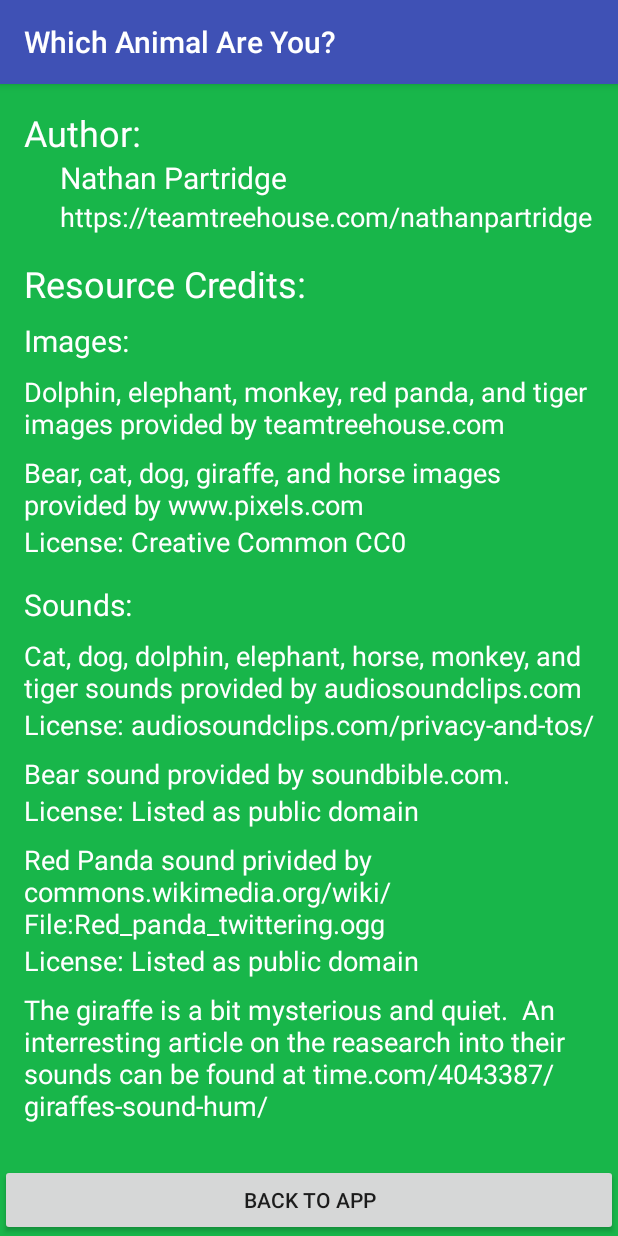
After one commit to nathanpart/WhichAnimalAreYou, an Android app: the AboutActivity screen opened directly, with no data from a screen before it, on a phone screen of 412 x 824 dp. The commit adds this screen. Run offline under Robolectric (Android 15) with nearby library versions, the phone set to English and light mode, and no system bars.

Commit message:
Added credits, Polished the app

```diff
--- a/app/src/main/java/partridge/nathan/whichanimalareyou/SpinAdapter.java
+++ b/app/src/main/java/partridge/nathan/whichanimalareyou/adapters/SpinAdapter.java
@@ -1,4 +1,4 @@
-package partridge.nathan.whichanimalareyou;
+package partridge.nathan.whichanimalareyou.adapters;
 
 import android.annotation.SuppressLint;
 import android.content.Context;
--- /dev/null
+++ b/app/src/main/java/partridge/nathan/whichanimalareyou/ui/activities/AboutActivity.java
@@ -0,0 +1,23 @@
+package partridge.nathan.whichanimalareyou.ui.activities;
+
+import android.content.Intent;
+import android.support.v7.app.AppCompatActivity;
+import android.os.Bundle;
+import android.widget.Button;
+
+import partridge.nathan.whichanimalareyou.R;
+
+public class AboutActivity extends AppCompatActivity {
+
+    @Override
+    protected void onCreate(Bundle savedInstanceState) {
+        super.onCreate(savedInstanceState);
+        setContentView(R.layout.activity_about);
+
+        Button aboutButton = findViewById(R.id.about_button);
+        aboutButton.setOnClickListener(v -> {
+            Intent intent = new Intent(this, MainActivity.class);
+            startActivity(intent);
+        });
+    }
+}
--- /dev/null
+++ b/app/src/main/java/partridge/nathan/whichanimalareyou/ui/application/YouAreApplication.java
@@ -0,0 +1,52 @@
+package partridge.nathan.whichanimalareyou.ui.application;
+
+
+import android.app.Activity;
+import android.app.Application;
+import android.content.pm.ActivityInfo;
+import android.os.Bundle;
+
+public class YouAreApplication extends Application{
+
+    @Override
+    public void onCreate() {
+        super.onCreate();
+        registerActivityLifecycleCallbacks(new ActivityLifecycleCallbacks() {
+            @Override
+            public void onActivityCreated(Activity activity, Bundle bundle) {
+                activity.setRequestedOrientation(ActivityInfo.SCREEN_ORIENTATION_PORTRAIT);
+            }
+
+            @Override
+            public void onActivityStarted(Activity activity) {
+
+            }
+
+            @Override
+            public void onActivityResumed(Activity activity) {
+
+            }
+
+            @Override
+            public void onActivityPaused(Activity activity) {
+
+            }
+
+            @Override
+            public void onActivityStopped(Activity activity) {
+
+            }
+
+            @Override
+            public void onActivitySaveInstanceState(Activity activity, Bundle bundle) {
+
+            }
+
+            @Override
+            public void onActivityDestroyed(Activity activity) {
+
+            }
+        });
+
+    }
+}
--- /dev/null
+++ b/app/src/main/res/layout/activity_about.xml
@@ -0,0 +1,214 @@
+<?xml version="1.0" encoding="utf-8"?>
+<android.support.constraint.ConstraintLayout
+    xmlns:android="http://schemas.android.com/apk/res/android"
+    xmlns:app="http://schemas.android.com/apk/res-auto"
+    xmlns:tools="http://schemas.android.com/tools"
+    android:layout_width="match_parent"
+    android:layout_height="match_parent"
+    android:background="#18b64a"
+    tools:context="partridge.nathan.whichanimalareyou.ui.activities.AboutActivity">
+
+
+    <ScrollView
+        android:id="@+id/about_scoller"
+        android:layout_width="0dp"
+        android:layout_height="0dp"
+        android:layout_marginBottom="8dp"
+        android:layout_marginEnd="8dp"
+        android:layout_marginStart="8dp"
+        android:layout_marginTop="8dp"
+        app:layout_constraintBottom_toTopOf="@+id/about_button"
+        app:layout_constraintEnd_toEndOf="parent"
+        app:layout_constraintStart_toStartOf="parent"
+        app:layout_constraintTop_toTopOf="parent">
+
+        <LinearLayout
+            android:layout_width="match_parent"
+            android:layout_height="wrap_content"
+            android:orientation="vertical">
+
+            <TextView
+                android:id="@+id/textView"
+                android:layout_width="wrap_content"
+                android:layout_height="wrap_content"
+                android:layout_marginLeft="8dp"
+                android:layout_marginStart="8dp"
+                android:layout_marginTop="8dp"
+                android:text="Author:"
+                android:textColor="#ffffffff"
+                android:textSize="24sp"/>
+
+            <TextView
+                android:id="@+id/textView3"
+                android:layout_width="wrap_content"
+                android:layout_height="wrap_content"
+                android:layout_marginLeft="32dp"
+                android:layout_marginStart="32dp"
+                android:text="Nathan Partridge"
+                android:textColor="#ffff"
+                android:textSize="20sp"/>
+
+            <TextView
+                android:id="@+id/textView2"
+                android:layout_width="wrap_content"
+                android:layout_height="wrap_content"
+                android:layout_marginLeft="32dp"
+                android:layout_marginStart="32dp"
+                android:text="https://teamtreehouse.com/nathanpartridge"
+                android:textColor="#ffffffff"
+                android:textSize="18sp"/>
+
+            <TextView
+                android:id="@+id/textView4"
+                android:layout_width="wrap_content"
+                android:layout_height="wrap_content"
+                android:layout_marginLeft="8dp"
+                android:layout_marginStart="8dp"
+                android:layout_marginTop="16dp"
+                android:text="Resource Credits:"
+                android:textColor="#ffff"
+                android:textSize="24sp"/>
+
+            <TextView
+                android:id="@+id/textView5"
+                android:layout_width="wrap_content"
+                android:layout_height="wrap_content"
+                android:layout_marginLeft="8dp"
+                android:layout_marginStart="8dp"
+                android:layout_marginTop="8dp"
+                android:text="Images:"
+                android:textColor="#ffff"
+                android:textSize="20sp"
+                tools:text="Images:"/>
+
+            <TextView
+                android:id="@+id/textView6"
+                android:layout_width="wrap_content"
+                android:layout_height="wrap_content"
+                android:layout_marginStart="8dp"
+                android:layout_marginTop="8dp"
+                android:text="Dolphin, elephant, monkey, red panda, and tiger images provided by teamtreehouse.com"
+                android:textColor="#ffff"
+                android:textSize="18sp"
+                android:layout_marginLeft="8dp"/>
+
+            <TextView
+                android:id="@+id/textView7"
+                android:layout_width="wrap_content"
+                android:layout_height="wrap_content"
+                android:layout_marginLeft="8dp"
+                android:layout_marginStart="8dp"
+                android:layout_marginTop="8dp"
+                android:text="Bear, cat, dog, giraffe, and horse images provided by www.pixels.com"
+                android:textColor="#ffff"
+                android:textSize="18sp"/>
+
+            <TextView
+                android:id="@+id/textView77"
+                android:layout_width="wrap_content"
+                android:layout_height="wrap_content"
+                android:layout_marginLeft="8dp"
+                android:layout_marginStart="8dp"
+                android:text="License: Creative Common CC0"
+                android:textColor="#ffff"
+                android:textSize="18sp"/>
+
+
+            <TextView
+                android:id="@+id/textView8"
+                android:layout_width="wrap_content"
+                android:layout_height="wrap_content"
+                android:layout_marginLeft="8dp"
+                android:layout_marginStart="8dp"
+                android:layout_marginTop="16dp"
+                android:text="Sounds:"
+                android:textColor="#ffff"
+                android:textSize="20sp"/>
+
+            <TextView
+                android:id="@+id/textView9"
+                android:layout_width="wrap_content"
+                android:layout_height="wrap_content"
+                android:layout_marginLeft="8dp"
+                android:layout_marginStart="8dp"
+                android:layout_marginTop="8dp"
+                android:text="Cat, dog, dolphin, elephant, horse, monkey, and tiger sounds provided by audiosoundclips.com"
+                android:textColor="@android:color/white"
+                android:textSize="18sp"/>
+
+            <TextView
+                android:layout_width="wrap_content"
+                android:layout_height="wrap_content"
+                android:layout_marginLeft="8dp"
+                android:layout_marginStart="8dp"
+                android:textColor="@android:color/white"
+                android:textSize="18sp"
+                android:text="License: audiosoundclips.com/privacy-and-tos/"/>
+
+
+            <TextView
+                android:id="@+id/textView10"
+                android:layout_width="wrap_content"
+                android:layout_height="wrap_content"
+                android:layout_marginLeft="8dp"
+                android:layout_marginStart="8dp"
+                android:layout_marginTop="8dp"
+                android:text="Bear sound provided by soundbible.com."
+                android:textColor="@android:color/white"
+                android:textSize="18sp"/>
+
+            <TextView
+                android:id="@+id/textView47"
+                android:layout_width="wrap_content"
+                android:layout_height="wrap_content"
+                android:layout_marginLeft="8dp"
+                android:layout_marginStart="8dp"
+                android:text="License: Listed as public domain"
+                android:textColor="#ffff"
+                android:textSize="18sp"/>
+
+            <TextView
+                android:id="@+id/textView11"
+                android:layout_width="wrap_content"
+                android:layout_height="wrap_content"
+                android:layout_marginLeft="8dp"
+                android:layout_marginStart="8dp"
+                android:layout_marginTop="8dp"
+                android:text="Red Panda sound privided by commons.wikimedia.org/wiki/File:Red_panda_twittering.ogg"
+                android:textColor="@android:color/white"
+                android:textSize="18sp"/>
+
+            <TextView
+                android:id="@+id/textView723"
+                android:layout_width="wrap_content"
+                android:layout_height="wrap_content"
+                android:layout_marginLeft="8dp"
+                android:layout_marginStart="8dp"
+                android:text="License: Listed as public domain"
+                android:textColor="#ffff"
+                android:textSize="18sp"/>
+
+
+            <TextView
+                android:id="@+id/textView12"
+                android:layout_width="wrap_content"
+                android:layout_height="wrap_content"
+                android:layout_marginLeft="8dp"
+                android:layout_marginStart="8dp"
+                android:layout_marginTop="8dp"
+                android:text="The giraffe is a bit mysterious and quiet.  An interresting article on the reasearch into their sounds can be found at time.com/4043387/giraffes-sound-hum/"
+                android:textColor="@android:color/white"
+                android:textSize="18sp"/>
+
+        </LinearLayout>
+    </ScrollView>
+
+    <Button
+        android:id="@+id/about_button"
+        android:layout_width="match_parent"
+        android:layout_height="wrap_content"
+        android:text="Back to App"
+        app:layout_constraintBottom_toBottomOf="parent"
+        app:layout_constraintTop_toBottomOf="@+id/about_scoller"/>
+
+</android.support.constraint.ConstraintLayout>
--- a/app/src/main/res/layout/activity_questions.xml
+++ b/app/src/main/res/layout/activity_questions.xml
@@ -79,6 +79,8 @@
             android:id="@+id/nextButton"
             android:layout_width="wrap_content"
             android:layout_height="wrap_content"
+            android:layout_marginStart="2dp"
+            android:layout_marginLeft="2dp"
             android:layout_weight="1"
             android:background="#80ffffff"
             android:text="@string/next"/>
--- a/app/src/main/res/values/strings.xml
+++ b/app/src/main/res/values/strings.xml
@@ -1,6 +1,6 @@
 <resources>
     <string name="app_name">Which Animal Are You?</string>
-    <string name="intro_msg">Welcome, the answers to the questions will determine which animal you are like, and the animal will be presented with the caption entered below.</string>
+    <string name="intro_msg">Welcome. You will be asked a series of questions to determine which animal you are.  This animal will then be presented speaking the caption entered below.</string>
     <string name="start_questions">Start Questions</string>
     <string name="caption">Caption</string>
     <string name="play_again">play again</string>
@@ -9,5 +9,6 @@
     <string name="caption_text">Caption</string>
     <string name="the_character">the_character</string>
     <string name="question_page">Question %d of %d</string>
+    <string name="mute_message">THIS ANIMAL DOES NOT SPEAK</string>
 
 </resources>
```
Also changed, not shown: app/src/main/AndroidManifest.xml (+9 -2 lines), app/src/main/java/partridge/nathan/whichanimalareyou/model/Character.java (+9 -9 lines), app/src/main/java/partridge/nathan/whichanimalareyou/model/CharacterArray.java (+29 -7 lines), app/src/main/java/partridge/nathan/whichanimalareyou/ui/activities/CharacterActivity.java (+82 -5 lines), app/src/main/java/partridge/nathan/whichanimalareyou/ui/activities/MainActivity.java (+28 -0 lines), app/src/main/java/partridge/nathan/whichanimalareyou/ui/activities/QuestionsActivity.java (+42 -4 lines), app/src/main/res/drawable/ic_live_help_black_24dp.xml (added, +9 -0 lines), app/src/main/res/drawable/ic_speaker_notes_black_24dp.xml (added, +9 -0 lines), app/src/main/res/drawable/ic_speaker_notes_off_black_24dp.xml (added, +9 -0 lines), app/src/main/res/layout/activity_character.xml (+6 -5 lines), app/src/main/res/menu/character_options_menu.xml (added, +15 -0 lines), app/src/main/res/menu/options_menu.xml (added, +9 -0 lines), app/src/main/res/values/characters.xml (+35 -40 lines).
